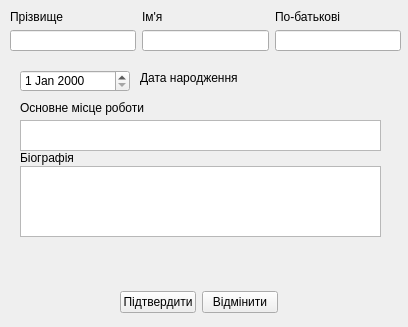
Old version of the form newpersone.ui in the repository rakivchanyn/familytree.
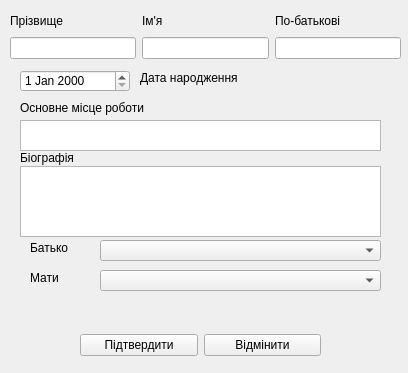
New version of the form.

Diff of the .ui file:
```diff
--- a/newpersone.ui
+++ b/newpersone.ui
@@ -7,7 +7,7 @@
     <x>0</x>
     <y>0</y>
     <width>408</width>
-    <height>327</height>
+    <height>373</height>
    </rect>
   </property>
   <property name="windowTitle">
@@ -69,13 +69,13 @@
     <string>Дата народження</string>
    </property>
   </widget>
-  <widget class="QWidget" name="">
+  <widget class="QWidget" name="layoutWidget">
    <property name="geometry">
     <rect>
      <x>10</x>
      <y>10</y>
      <width>391</width>
-     <height>41</height>
+     <height>49</height>
     </rect>
    </property>
    <layout class="QHBoxLayout" name="horizontalLayout">
@@ -123,13 +123,13 @@
     </item>
    </layout>
   </widget>
-  <widget class="QWidget" name="">
+  <widget class="QWidget" name="layoutWidget">
    <property name="geometry">
     <rect>
-     <x>120</x>
-     <y>290</y>
-     <width>158</width>
-     <height>25</height>
+     <x>80</x>
+     <y>330</y>
+     <width>241</width>
+     <height>30</height>
     </rect>
    </property>
    <layout class="QHBoxLayout" name="horizontalLayout_2">
@@ -162,11 +162,54 @@
     <string>Біографія</string>
    </property>
   </widget>
-  <zorder>pbSubmit</zorder>
-  <zorder>pbCancel</zorder>
-  <zorder>leLastName</zorder>
-  <zorder>leFirstName</zorder>
-  <zorder>leMiddleName</zorder>
+  <widget class="QComboBox" name="comboBox">
+   <property name="geometry">
+    <rect>
+     <x>100</x>
+     <y>240</y>
+     <width>281</width>
+     <height>21</height>
+    </rect>
+   </property>
+  </widget>
+  <widget class="QComboBox" name="comboBox_2">
+   <property name="geometry">
+    <rect>
+     <x>100</x>
+     <y>270</y>
+     <width>281</width>
+     <height>21</height>
+    </rect>
+   </property>
+  </widget>
+  <widget class="QLabel" name="label_7">
+   <property name="geometry">
+    <rect>
+     <x>30</x>
+     <y>240</y>
+     <width>53</width>
+     <height>16</height>
+    </rect>
+   </property>
+   <property name="text">
+    <string>Батько</string>
+   </property>
+  </widget>
+  <widget class="QLabel" name="label_8">
+   <property name="geometry">
+    <rect>
+     <x>30</x>
+     <y>270</y>
+     <width>53</width>
+     <height>16</height>
+    </rect>
+   </property>
+   <property name="text">
+    <string>Мати</string>
+   </property>
+  </widget>
+  <zorder>layoutWidget</zorder>
+  <zorder>layoutWidget</zorder>
   <zorder>teJob</zorder>
   <zorder>teBiography</zorder>
   <zorder>label</zorder>
```
Left out of the diff: 8 changed lines with no effect on the pictures.
